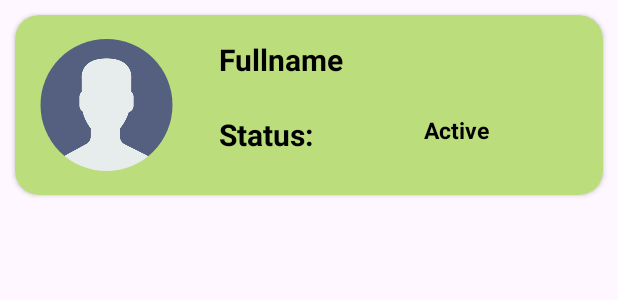
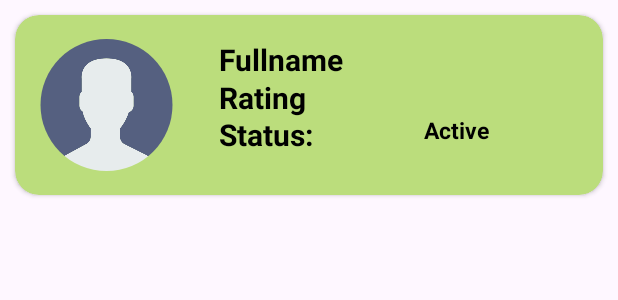
Before and after one commit to sangnguyen02/Ecommerce, an Android app: the layout item_manage_driver.xml on its own in the app's theme, with its tools: preview values and no code run, on a phone screen of 412 x 824 dp. Shown: the top 300 px of the screen. Run offline under Robolectric (Android 15) with nearby library versions, the phone set to English and light mode, and no system bars.

```diff
--- a/app/src/main/java/com/example/ecommerce/ViewHolder/ManageDriverViewHolder.java
+++ b/app/src/main/java/com/example/ecommerce/ViewHolder/ManageDriverViewHolder.java
@@ -14,7 +14,7 @@ public class ManageDriverViewHolder extends RecyclerView.ViewHolder implements V
 
 
     public ImageView imgDriver;
-    public TextView tvName, tvStatus;
+    public TextView tvName, tvStatus, tvRating;
     public ItemClickListener listener;
 
     public ManageDriverViewHolder(@NonNull View itemView) {
@@ -23,6 +23,7 @@ public class ManageDriverViewHolder extends RecyclerView.ViewHolder implements V
         imgDriver = itemView.findViewById(R.id.img_driver);
         tvName = itemView.findViewById(R.id.tv_fullname);
         tvStatus = itemView.findViewById(R.id.tv_status);
+        tvRating = itemView.findViewById(R.id.tv_rating);
     }
 
     public void setItemClickListener(ItemClickListener listener)
--- /dev/null
+++ b/app/src/main/res/drawable/baseline_star_24.xml
@@ -0,0 +1,5 @@
+<vector android:height="24dp" android:tint="#000000"
+    android:viewportHeight="24" android:viewportWidth="24"
+    android:width="24dp" xmlns:android="http://schemas.android.com/apk/res/android">
+    <path android:fillColor="@android:color/white" android:pathData="M12,17.27L18.18,21l-1.64,-7.03L22,9.24l-7.19,-0.61L12,2 9.19,8.63 2,9.24l5.46,4.73L5.82,21z"/>
+</vector>
--- a/app/src/main/res/layout/item_manage_driver.xml
+++ b/app/src/main/res/layout/item_manage_driver.xml
@@ -33,6 +33,20 @@
             />
 
         <TextView
+            android:id="@+id/tv_rating"
+            android:layout_width="wrap_content"
+            android:layout_height="wrap_content"
+            android:layout_toEndOf="@id/img_driver"
+            android:layout_marginStart="30dp"
+            android:layout_marginTop="25dp"
+            android:text="Rating"
+            android:textStyle="bold"
+            android:textSize="20sp"
+            android:textColor="@color/black"
+            />
+
+
+        <TextView
             android:layout_width="wrap_content"
             android:layout_height="wrap_content"
             android:layout_toEndOf="@id/img_driver"
```
Also changed, not shown: app/src/main/java/com/example/ecommerce/Employee/Admin/Activities/ManageDriverDetailActivityAdmin.java (+25 -0 lines), app/src/main/java/com/example/ecommerce/Employee/Admin/Activities/ManageRegisterDriverActivityAdmin.java (+75 -0 lines), app/src/main/java/com/example/ecommerce/Employee/Admin/Fragments/ManageDriverFragmentAdmin.java (+15 -12 lines), app/src/main/res/layout/fragment_profile.xml (+7 -5 lines).
